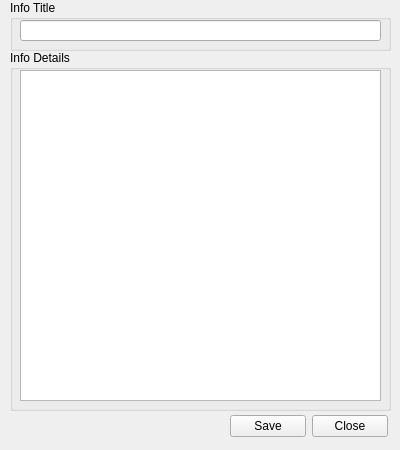
Old version of the form src/ui/transub_custom_info.ui in the repository Gatorix/Final-Project.
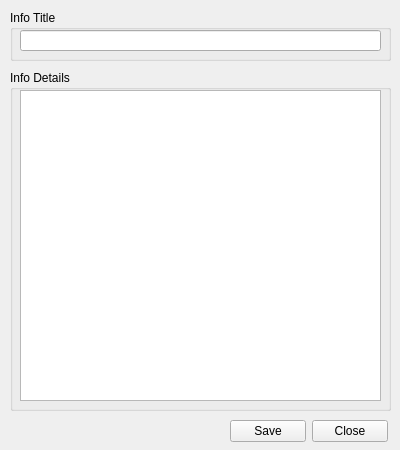
New version of the form.

Patch:
```diff
--- a/src/ui/transub_custom_info.ui
+++ b/src/ui/transub_custom_info.ui
@@ -10,6 +10,18 @@
     <height>450</height>
    </rect>
   </property>
+  <property name="minimumSize">
+   <size>
+    <width>400</width>
+    <height>450</height>
+   </size>
+  </property>
+  <property name="maximumSize">
+   <size>
+    <width>400</width>
+    <height>450</height>
+   </size>
+  </property>
   <property name="windowTitle">
    <string>Form</string>
   </property>
@@ -17,9 +29,9 @@
    <property name="geometry">
     <rect>
      <x>230</x>
-     <y>410</y>
+     <y>411</y>
      <width>158</width>
-     <height>32</height>
+     <height>41</height>
     </rect>
    </property>
    <layout class="QGridLayout" name="gridLayout">
@@ -43,9 +55,9 @@
    <property name="geometry">
     <rect>
      <x>10</x>
-     <y>50</y>
+     <y>70</y>
      <width>381</width>
-     <height>361</height>
+     <height>341</height>
     </rect>
    </property>
    <property name="title">
@@ -57,7 +69,7 @@
       <x>10</x>
       <y>20</y>
       <width>361</width>
-      <height>331</height>
+      <height>311</height>
      </rect>
     </property>
     <property name="plainText">
@@ -69,7 +81,7 @@
    <property name="geometry">
     <rect>
      <x>10</x>
-     <y>0</y>
+     <y>10</y>
      <width>381</width>
      <height>51</height>
     </rect>
```
